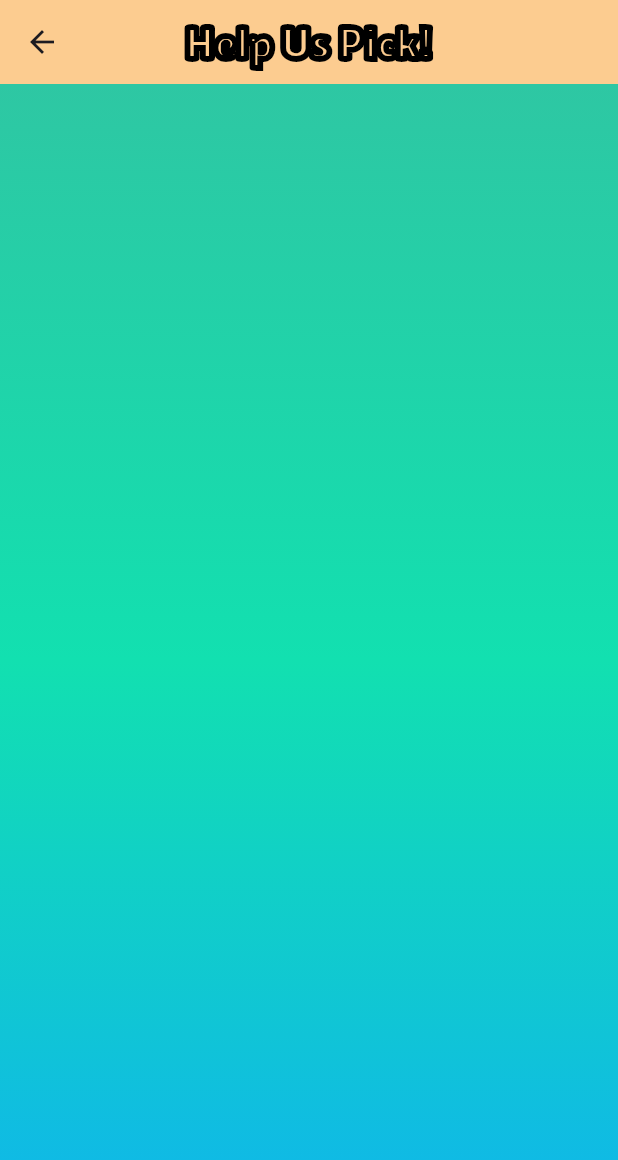
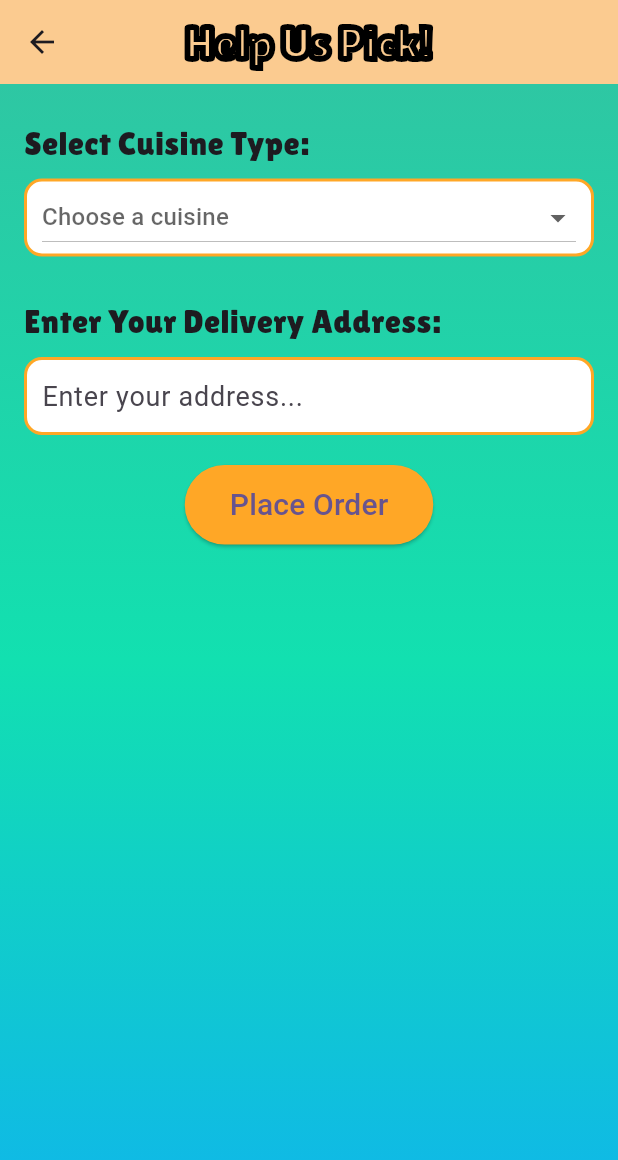
Before and after one commit to LGugs3/Surprise-Delivery-App, a Flutter app: the SecondOrderPage screen opened directly, on a phone screen of 412 x 824 dp. Shown: the top 1160 px of the screen. Run offline on Flutter 3.47's test engine with Material 3 defaults, Android fonts, the phone set to English and light mode, and no system bars; our stand-ins replace cloud_firestore, firebase_auth, firebase_core, flutter_dotenv, google_fonts; accounts and stored records are empty.

Commit message:
Made page, see if it works

```diff
--- a/Surprise_Delivery_App/lib/pages/second_orderformpage.dart
+++ b/Surprise_Delivery_App/lib/pages/second_orderformpage.dart
@@ -1,4 +1,4 @@
-import 'package:flutter/material.dart';
+/*import 'package:flutter/material.dart';
 import 'package:google_fonts/google_fonts.dart';
 import 'package:surpirse_delivery_app/utils/color_utils.dart';
 
@@ -37,4 +37,169 @@ class _SecondOrderPageState extends State<SecondOrderPage> {
           ], begin: Alignment.topCenter, end: Alignment.bottomCenter)),
         ));
   }
+}*/
+
+import 'package:flutter/material.dart';
+import 'package:google_fonts/google_fonts.dart';
+import 'package:surpirse_delivery_app/utils/color_utils.dart';
+
+class SecondOrderPage extends StatefulWidget {
+  const SecondOrderPage({super.key});
+
+  @override
+  State<SecondOrderPage> createState() => _SecondOrderPageState();
 }
+
+class _SecondOrderPageState extends State<SecondOrderPage> {
+  // List of available cuisines
+  final List<String> cuisineOptions = [
+    'Fast Food',
+    'Buffet',
+    'Chinese Food',
+    'Thai Food',
+    'Italian',
+    'Mexican',
+    'Indian'
+  ];
+
+  // Controller to get the address input
+  final TextEditingController _addressController = TextEditingController();
+
+  // Selected cuisine
+  String? _selectedCuisine;
+
+  @override
+  Widget build(BuildContext context) {
+    return Scaffold(
+      appBar: AppBar(
+        title: Text(
+          "Help Us Pick!",
+          style: GoogleFonts.lilitaOne(
+            fontSize: 30,
+            foreground: Paint()
+              ..style = PaintingStyle.stroke
+              ..strokeWidth = 4
+              ..color = Colors.black,
+          ),
+        ),
+        centerTitle: true,
+        // ignore: deprecated_member_use
+        backgroundColor: const Color.fromARGB(255, 249, 160, 34).withOpacity(0.5),
+      ),
+      body: Container(
+        decoration: BoxDecoration(
+          gradient: LinearGradient(
+            colors: [
+              hexStringToColor("2ec7a3"),
+              hexStringToColor("12e0b0"),
+              hexStringToColor("0fb5ec")
+            ],
+            begin: Alignment.topCenter,
+            end: Alignment.bottomCenter,
+          ),
+        ),
+        padding: EdgeInsets.all(16.0),
+        child: Column(
+          crossAxisAlignment: CrossAxisAlignment.start,
+          children: <Widget>[
+            // Cuisine Dropdown
+            Padding(
+              padding: const EdgeInsets.symmetric(vertical: 8.0),
+              child: Text(
+                "Select Cuisine Type:",
+                style: GoogleFonts.lilitaOne(fontSize: 22),
+              ),
+            ),
+            Container(
+              padding: EdgeInsets.symmetric(horizontal: 10.0),
+              decoration: BoxDecoration(
+                color: Colors.white,
+                borderRadius: BorderRadius.circular(12),
+                border: Border.all(color: Colors.orange.shade400, width: 2),
+              ),
+              child: DropdownButton<String>(
+                value: _selectedCuisine,
+                hint: Text('Choose a cuisine'),
+                isExpanded: true,
+                items: cuisineOptions.map((cuisine) {
+                  return DropdownMenuItem<String>(
+                    value: cuisine,
+                    child: Text(cuisine, style: TextStyle(fontSize: 18)),
+                  );
+                }).toList(),
+                onChanged: (String? newValue) {
+                  setState(() {
+                    _selectedCuisine = newValue;
+                  });
+                },
+              ),
+            ),
+
+            SizedBox(height: 20),
+
+            // Address Input Field
+            Padding(
+              padding: const EdgeInsets.symmetric(vertical: 8.0),
+              child: Text(
+                "Enter Your Delivery Address:",
+                style: GoogleFonts.lilitaOne(fontSize: 22),
+              ),
+            ),
+            Container(
+              padding: EdgeInsets.symmetric(horizontal: 10.0),
+              decoration: BoxDecoration(
+                color: Colors.white,
+                borderRadius: BorderRadius.circular(12),
+                border: Border.all(color: Colors.orange.shade400, width: 2),
+              ),
+              child: TextField(
+                controller: _addressController,
+                decoration: InputDecoration(
+                  hintText: 'Enter your address...',
+                  border: InputBorder.none,
+                ),
+                style: TextStyle(fontSize: 18),
+              ),
+            ),
+
+            SizedBox(height: 20),
+
+            // Submit Button
+            Center(
+              child: ElevatedButton(
+                onPressed: () {
+                  // Here you can handle the order submission logic, such as saving the selections.
+                  String selectedCuisine = _selectedCuisine ?? 'No cuisine selected';
+                  String deliveryAddress = _addressController.text;
+
+                  if (deliveryAddress.isEmpty) {
+                    // Show an error if no address is entered
+                    ScaffoldMessenger.of(context).showSnackBar(
+                      SnackBar(content: Text('Please enter a delivery address')),
+                    );
+                  } else {
+                    // Handle the order submission logic
+                    ScaffoldMessenger.of(context).showSnackBar(
+                      SnackBar(
+                        content: Text(
+                            'Order placed: $selectedCuisine, Delivery to: $deliveryAddress'),
+                      ),
+                    );
+                  }
+                },
+                style: ElevatedButton.styleFrom(
+                  backgroundColor: Colors.orange.shade400,
+                  padding: EdgeInsets.symmetric(horizontal: 30, vertical: 12),
+                ),
+                child: Text(
+                  "Place Order",
+                  style: TextStyle(fontSize: 20),
+                ),
+              ),
+            ),
+          ],
+        ),
+      ),
+    );
+  }
+}
```
